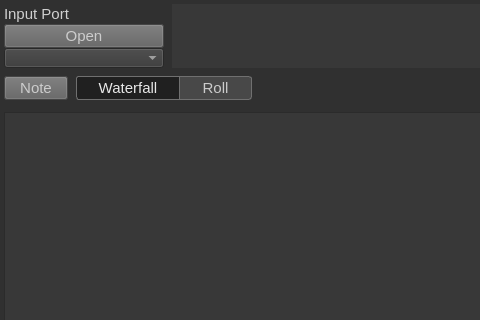
Before: the Qt Designer form qt/synthesizer/ChiptuneMidiSynthesizerWidgetForm.ui in Gaiger/ChiptuneMIDI, drawn with Qt 5; both pictures show x 0 to 480 and y 0 to 320 of the 1240 by 760 pixel window.
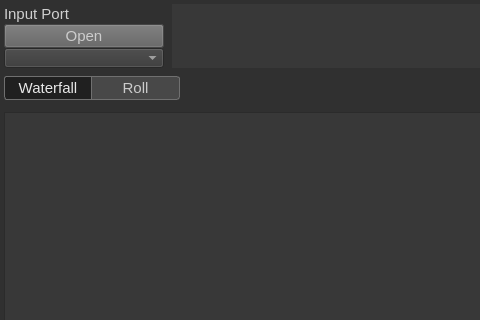
After: the same form once the commit is applied.

Commit message:
tweak(qt_synthesizer): remove the note test button
- remove the temporary note button scaffold and its MIDI test callbacks

- remove the note shortcut key handling tied to the test button

- move the sequencer Waterfall/Roll buttons into the former note button area with equal widths

- remove the empty input-port combo box callback

- group sequencer geometry constants by note-name and note-duration usage

```diff
--- a/qt/synthesizer/ChiptuneMidiSynthesizerWidgetForm.ui
+++ b/qt/synthesizer/ChiptuneMidiSynthesizerWidgetForm.ui
@@ -125,23 +125,10 @@
     <bool>true</bool>
    </property>
   </widget>
-  <widget class="QPushButton" name="NotePushButton">
-   <property name="geometry">
-    <rect>
-     <x>4</x>
-     <y>76</y>
-     <width>64</width>
-     <height>24</height>
-    </rect>
-   </property>
-   <property name="text">
-    <string>Note</string>
-   </property>
-  </widget>
   <widget class="QWidget" name="SequencerViewModeWidget" native="true">
    <property name="geometry">
     <rect>
-     <x>76</x>
+     <x>4</x>
      <y>76</y>
      <width>176</width>
      <height>24</height>
@@ -180,7 +167,7 @@
      <rect>
       <x>0</x>
       <y>0</y>
-      <width>104</width>
+      <width>88</width>
       <height>24</height>
      </rect>
     </property>
@@ -200,9 +187,9 @@
    <widget class="QPushButton" name="SequencerRollPushButton">
     <property name="geometry">
      <rect>
-      <x>104</x>
+      <x>88</x>
       <y>0</y>
-      <width>72</width>
+      <width>88</width>
       <height>24</height>
      </rect>
     </property>
```
The commit also changes 3 other files.
